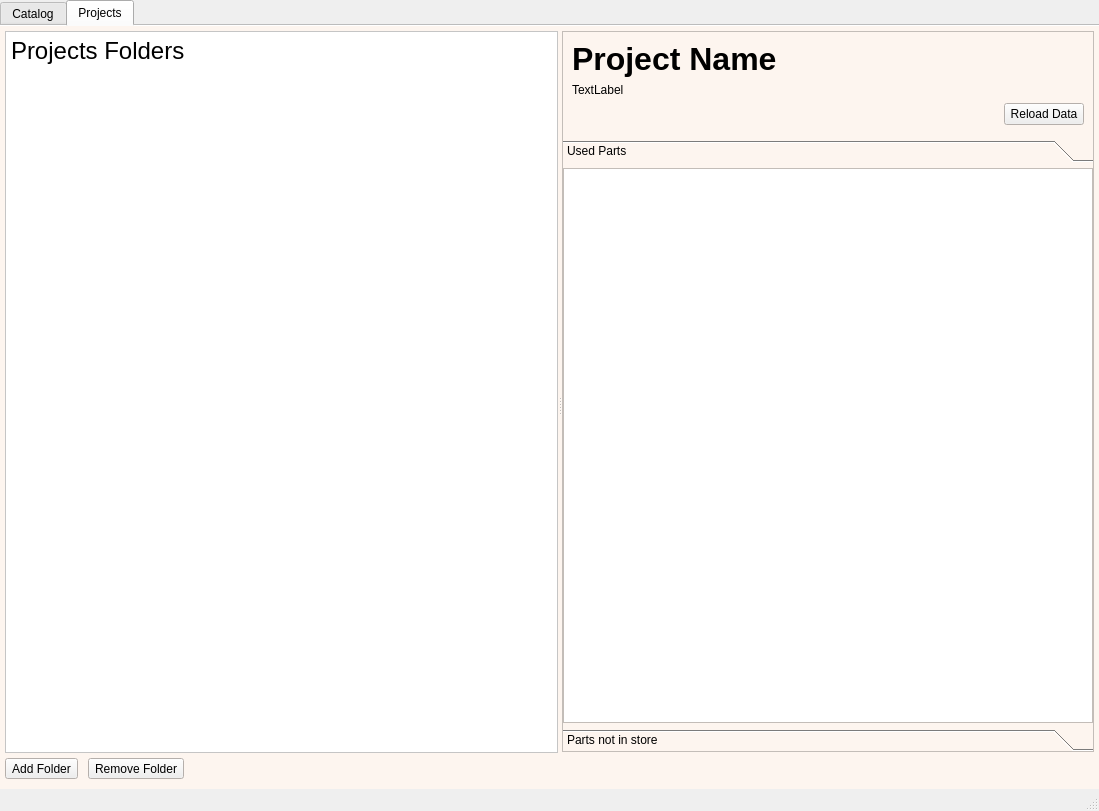
The window that qt/ElPartsMain.ui (abel-msk/PartsDB) describes before a commit, drawn with Qt 5.
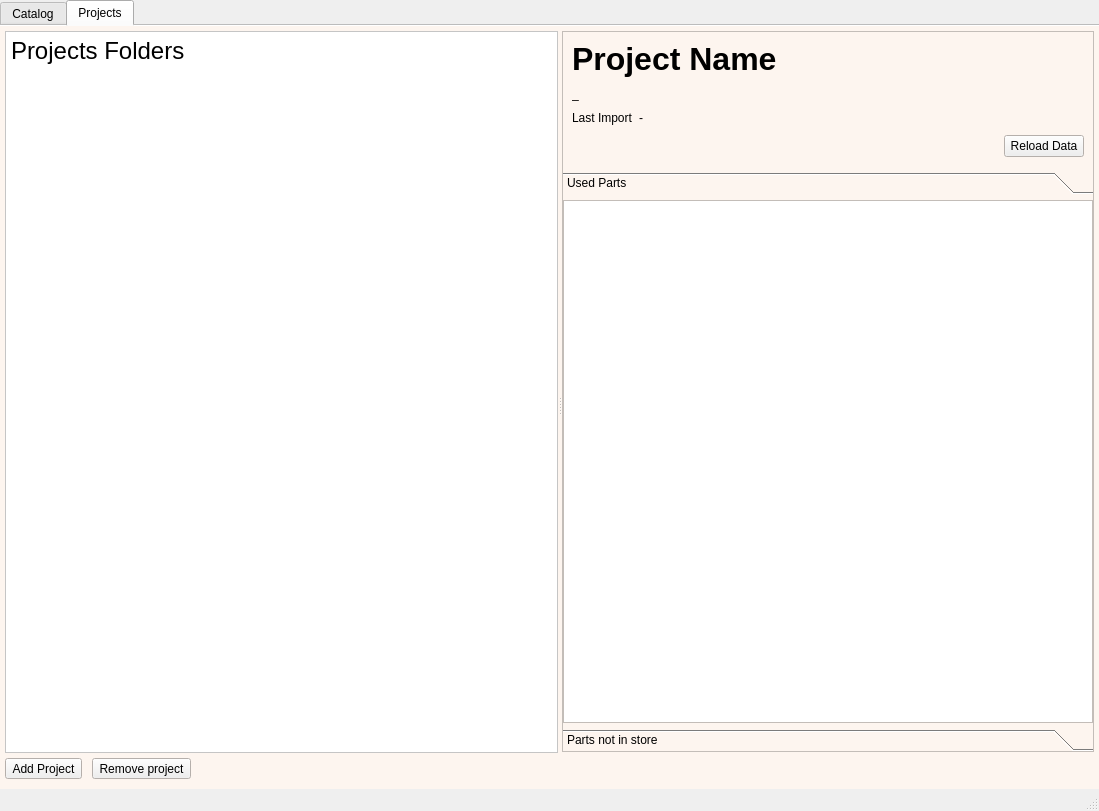
The same window after the commit. The open tabs and pages were chosen to show the change. Icons and pictures are not drawn.

Commit message: Add projects tab controller, translations and splitter persistence

```diff
--- a/qt/ElPartsMain.ui
+++ b/qt/ElPartsMain.ui
@@ -820,14 +820,14 @@
               <item row="0" column="0">
                <widget class="QToolButton" name="toolButton">
                 <property name="text">
-                 <string>Add Folder</string>
+                 <string>Add Project</string>
                 </property>
                </widget>
               </item>
               <item row="0" column="2">
                <widget class="QToolButton" name="toolButton_2">
                 <property name="text">
-                 <string>Remove Folder</string>
+                 <string>Remove project</string>
                 </property>
                </widget>
               </item>
@@ -861,7 +861,7 @@
               <property name="frameShadow">
                <enum>QFrame::Raised</enum>
               </property>
-              <layout class="QVBoxLayout" name="verticalLayout_6" stretch="0,1">
+              <layout class="QVBoxLayout" name="verticalLayout_6" stretch="0,0">
                <property name="leftMargin">
                 <number>0</number>
                </property>
@@ -882,16 +882,53 @@
                  <property name="frameShadow">
                   <enum>QFrame::Raised</enum>
                  </property>
-                 <layout class="QGridLayout" name="gridLayout_5" rowstretch="0,0,0,0" columnstretch="1,0">
-                  <item row="2" column="0" colspan="2">
-                   <widget class="QLabel" name="label_3">
+                 <layout class="QGridLayout" name="gridLayout_5" rowstretch="0,0,0,0,0,0" columnstretch="0,0,0">
+                  <property name="horizontalSpacing">
+                   <number>-1</number>
+                  </property>
+                  <property name="verticalSpacing">
+                   <number>10</number>
+                  </property>
+                  <item row="2" column="0" colspan="3">
+                   <widget class="QLabel" name="d_proj_descr">
+                    <property name="sizePolicy">
+                     <sizepolicy hsizetype="Ignored" vsizetype="Preferred">
+                      <horstretch>0</horstretch>
+                      <verstretch>0</verstretch>
+                     </sizepolicy>
+                    </property>
+                    <property name="inputMethodHints">
+                     <set>Qt::ImhMultiLine</set>
+                    </property>
                     <property name="text">
-                     <string>TextLabel</string>
+                     <string>_</string>
                     </property>
+                    <property name="scaledContents">
+                     <bool>false</bool>
+                    </property>
+                    <property name="alignment">
+                     <set>Qt::AlignLeading|Qt::AlignLeft|Qt::AlignTop</set>
+                    </property>
+                    <property name="wordWrap">
+                     <bool>true</bool>
+                    </property>
                    </widget>
                   </item>
-                  <item row="1" column="0" colspan="2">
-                   <widget class="QLabel" name="d_prj_name">
+                  <item row="3" column="1">
+                   <widget class="QLabel" name="d_proj_omp_date">
+                    <property name="text">
+                     <string>-</string>
+                    </property>
+                   </widget>
+                  </item>
+                  <item row="1" column="0" colspan="3">
+                   <widget class="QLabel" name="d_proj_name">
+                    <property name="sizePolicy">
+                     <sizepolicy hsizetype="Ignored" vsizetype="Preferred">
+                      <horstretch>0</horstretch>
+                      <verstretch>0</verstretch>
+                     </sizepolicy>
+                    </property>
                     <property name="font">
                      <font>
                       <pointsize>24</pointsize>
@@ -904,10 +941,40 @@
                     </property>
                    </widget>
                   </item>
-                  <item row="3" column="1">
-                   <widget class="QPushButton" name="d_prj_reload_cmd">
+                  <item row="5" column="2">
+                   <layout class="QHBoxLayout" name="horizontalLayout_4">
+                    <property name="leftMargin">
+                     <number>0</number>
+                    </property>
+                    <property name="topMargin">
+                     <number>0</number>
+                    </property>
+                    <item>
+                     <spacer name="horizontalSpacer_7">
+                      <property name="orientation">
+                       <enum>Qt::Horizontal</enum>
+                      </property>
+                      <property name="sizeHint" stdset="0">
+                       <size>
+                        <width>10</width>
+                        <height>10</height>
+                       </size>
+                      </property>
+                     </spacer>
+                    </item>
+                    <item>
+                     <widget class="QPushButton" name="d_prj_reload_cmd">
+                      <property name="text">
+                       <string>Reload Data</string>
+                      </property>
+                     </widget>
+                    </item>
+                   </layout>
+                  </item>
+                  <item row="3" column="0">
+                   <widget class="QLabel" name="label_2">
                     <property name="text">
-                     <string>Reload Data</string>
+                     <string>Last Import</string>
                     </property>
                    </widget>
                   </item>
@@ -930,8 +997,8 @@
                    <rect>
                     <x>0</x>
                     <y>0</y>
-                    <width>85</width>
-                    <height>78</height>
+                    <width>551</width>
+                    <height>444</height>
                    </rect>
                   </property>
                   <attribute name="label">
```
Left out of the diff: 15 changed lines with no effect on the pictures. The commit also changes 12 other files.
